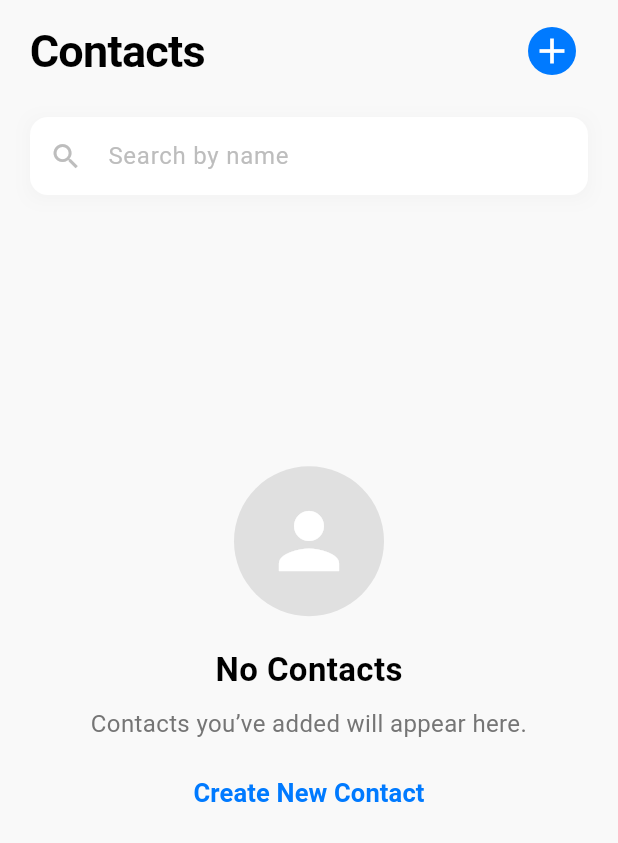
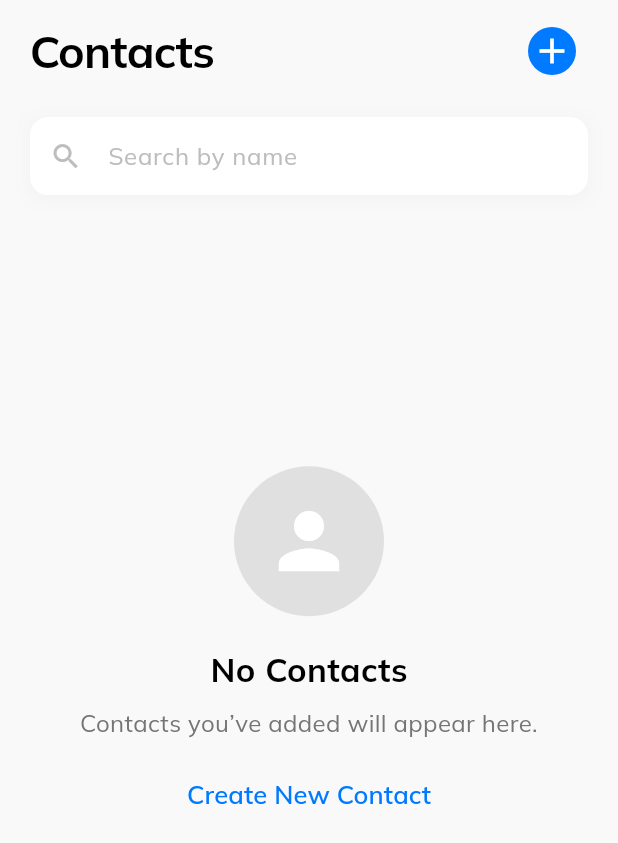
Before and after one commit to yunusoktay/TelefonRehberi, a Flutter app: the screen it shows after launch, on a phone screen of 412 x 824 dp. Shown: the top 843 px of the screen. Run offline on Flutter 3.47's test engine with Material 3 defaults, Android fonts, the phone set to English and light mode, and no system bars; our stand-ins replace google_fonts, image_picker.

```diff
--- a/telefon_rehberi/lib/main.dart
+++ b/telefon_rehberi/lib/main.dart
@@ -1,5 +1,6 @@
 import 'package:flutter/material.dart';
 import 'package:provider/provider.dart';
+import 'package:google_fonts/google_fonts.dart';
 import 'screens/contacts/contacts_page.dart';
 import 'screens/contacts/contacts_view_model.dart';
 
@@ -22,6 +23,7 @@ class MyApp extends StatelessWidget {
           scaffoldBackgroundColor: const Color(0xFFF9F9F9),
           colorScheme: ColorScheme.fromSeed(seedColor: Colors.blue),
           useMaterial3: true,
+          textTheme: GoogleFonts.mulishTextTheme(),
         ),
         home: const ContactsPage(),
       ),
--- a/telefon_rehberi/pubspec.yaml
+++ b/telefon_rehberi/pubspec.yaml
@@ -15,6 +15,7 @@ dependencies:
   cupertino_icons: ^1.0.8
   provider: ^6.1.5+1
   image_picker: ^1.2.1
+  google_fonts: ^6.3.3
 
 dev_dependencies:
   flutter_test:
```
Also changed, not shown: telefon_rehberi/pubspec.lock.
